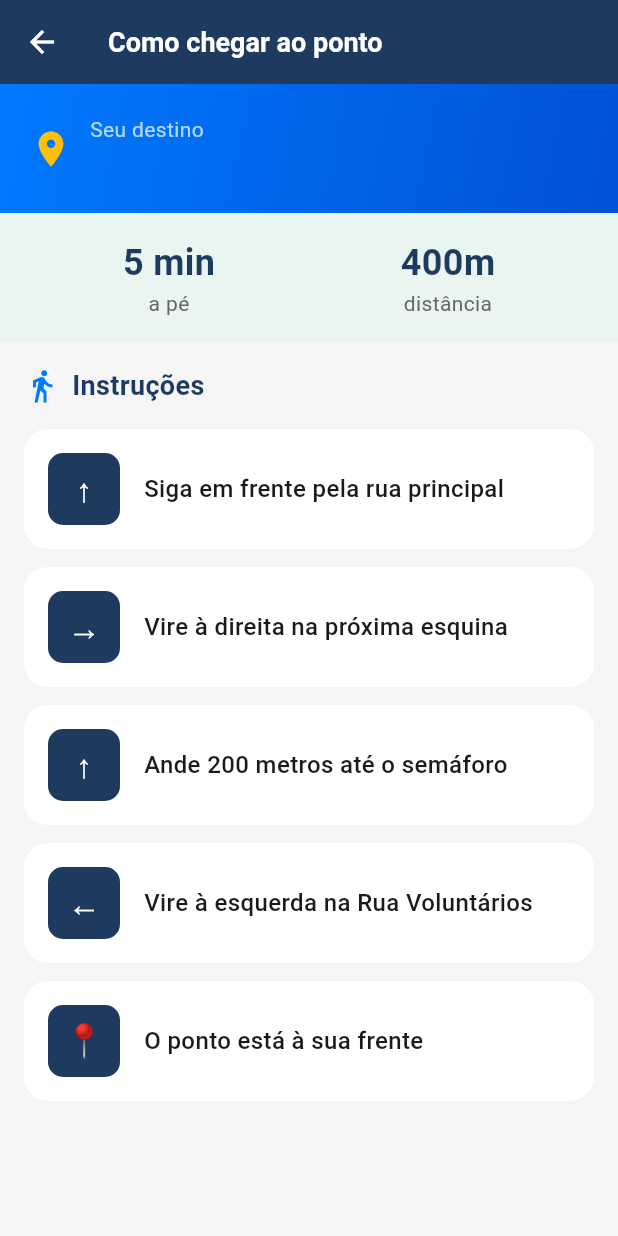
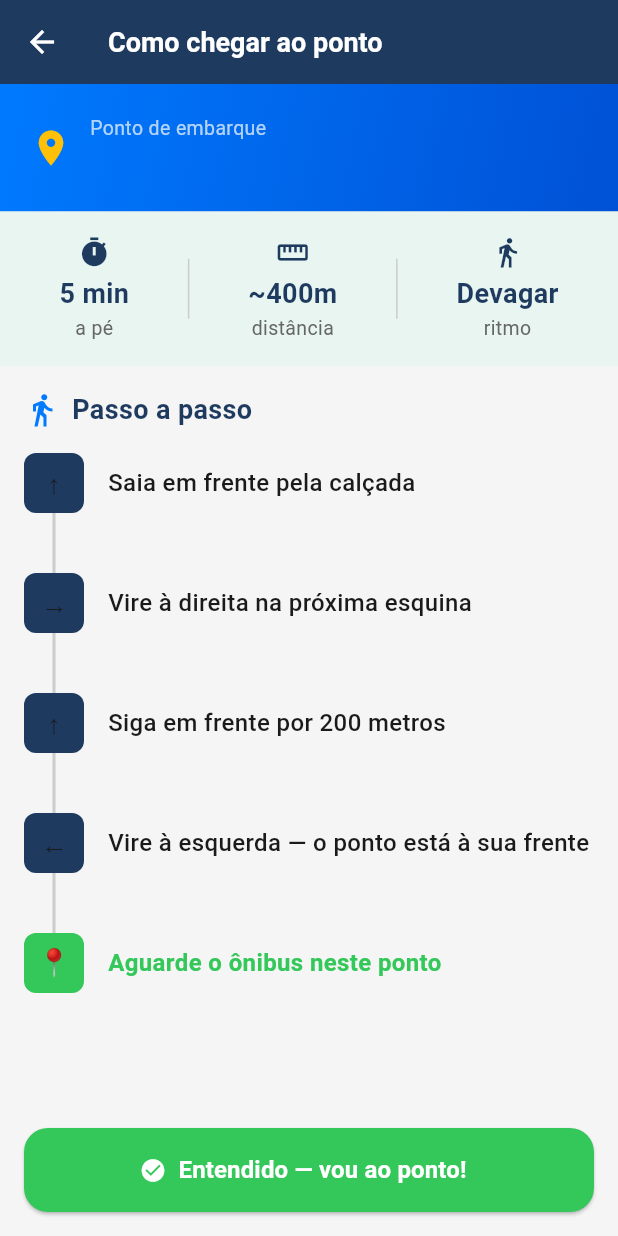
Before and after one commit to agaitecnology/vodibus-app, a Flutter app: the WalkingScreen screen opened directly with empty values, on a phone screen of 412 x 824 dp. Run offline on Flutter 3.47's test engine with Material 3 defaults, Android fonts, the phone set to English and light mode, and no system bars; our stand-ins replace geocoding, geolocator, image_picker, speech_to_text; missing offline and left inert: google_mlkit_text_recognition.

Commit message:
feat: WalkingScreen com dados reais de distancia e tempo

```diff
--- a/03_desenvolvimento/vodibus_app/lib/screens/rota_screen.dart
+++ b/03_desenvolvimento/vodibus_app/lib/screens/rota_screen.dart
@@ -232,6 +232,8 @@ class _RotaScreenState extends State<RotaScreen> {
                             MaterialPageRoute(
                               builder: (_) => WalkingScreen(
                                 destino: rota.paradaEmbarque.stopName,
+                                distanciaMetros: rota.distanciaApeKm * 1000,
+                                tempoMinutos: rota.tempoApeMin,
                               ),
                             ),
                           );
--- a/03_desenvolvimento/vodibus_app/lib/screens/walking_screen.dart
+++ b/03_desenvolvimento/vodibus_app/lib/screens/walking_screen.dart
@@ -3,19 +3,34 @@ import 'package:vodibus_app/theme/app_colors.dart';
 
 class WalkingScreen extends StatelessWidget {
   final String destino;
+  final double? distanciaMetros;
+  final int? tempoMinutos;
+  final List<Map<String, String>>? instrucoes;
 
-  const WalkingScreen({super.key, required this.destino});
+  const WalkingScreen({
+    super.key,
+    required this.destino,
+    this.distanciaMetros,
+    this.tempoMinutos,
+    this.instrucoes,
+  });
 
-  final List<Map<String, String>> _instrucoes = const [
-    {'icone': '↑', 'texto': 'Siga em frente pela rua principal'},
+  List<Map<String, String>> get _instrucoesPadrao => [
+    {'icone': '↑', 'texto': 'Saia em frente pela calçada'},
     {'icone': '→', 'texto': 'Vire à direita na próxima esquina'},
-    {'icone': '↑', 'texto': 'Ande 200 metros até o semáforo'},
-    {'icone': '←', 'texto': 'Vire à esquerda na Rua Voluntários'},
-    {'icone': '📍', 'texto': 'O ponto está à sua frente'},
+    {'icone': '↑', 'texto': 'Siga em frente por 200 metros'},
+    {'icone': '←', 'texto': 'Vire à esquerda — o ponto está à sua frente'},
+    {'icone': '📍', 'texto': 'Aguarde o ônibus neste ponto'},
   ];
 
   @override
   Widget build(BuildContext context) {
+    final listaInstrucoes = instrucoes ?? _instrucoesPadrao;
+    final distancia = distanciaMetros != null
+        ? '${distanciaMetros!.round()}m'
+        : '~400m';
+    final tempo = tempoMinutos ?? 5;
+
     return Scaffold(
       backgroundColor: AppColors.cinzaFundo,
       appBar: AppBar(
@@ -56,8 +71,8 @@ class WalkingScreen extends StatelessWidget {
                     crossAxisAlignment: CrossAxisAlignment.start,
                     children: [
                       const Text(
-                        'Seu destino',
-                        style: TextStyle(color: Colors.white70, fontSize: 14),
+                        'Ponto de embarque',
+                        style: TextStyle(color: Colors.white70, fontSize: 13),
                       ),
                       Text(
                         destino,
@@ -74,57 +89,36 @@ class WalkingScreen extends StatelessWidget {
             ),
           ),
 
-          // Tempo estimado
+          // Tempo e distância
           Container(
             width: double.infinity,
             padding: const EdgeInsets.symmetric(horizontal: 20, vertical: 16),
             color: AppColors.verdeAzulado,
-            child: const Row(
+            child: Row(
               mainAxisAlignment: MainAxisAlignment.spaceAround,
               children: [
-                Column(
-                  children: [
-                    Text(
-                      '5 min',
-                      style: TextStyle(
-                        fontSize: 24,
-                        fontWeight: FontWeight.bold,
-                        color: AppColors.azulEscuro,
+                _itemResumo(
+                  icone: Icons.timer,
+                  valor: '$tempo min',
+                  label: 'a pé',
                 ),
+                Container(width: 1, height: 40, color: AppColors.cinzaClaro),
+                _itemResumo(
+                  icone: Icons.straighten,
+                  valor: distancia,
+                  label: 'distância',
                 ),
-                    Text(
-                      'a pé',
-                      style: TextStyle(
-                        fontSize: 14,
-                        color: AppColors.cinzaTexto,
-                      ),
-                    ),
-                  ],
-                ),
-                Column(
-                  children: [
-                    Text(
-                      '400m',
-                      style: TextStyle(
-                        fontSize: 24,
-                        fontWeight: FontWeight.bold,
-                        color: AppColors.azulEscuro,
-                      ),
-                    ),
-                    Text(
-                      'distância',
-                      style: TextStyle(
-                        fontSize: 14,
-                        color: AppColors.cinzaTexto,
-                      ),
-                    ),
-                  ],
+                Container(width: 1, height: 40, color: AppColors.cinzaClaro),
+                _itemResumo(
+                  icone: Icons.directions_walk,
+                  valor: 'Devagar',
+                  label: 'ritmo',
                 ),
               ],
             ),
           ),
 
-          // Instruções
+          // Instrucoes
           const Padding(
             padding: EdgeInsets.all(16),
             child: Row(
@@ -132,7 +126,7 @@ class WalkingScreen extends StatelessWidget {
                 Icon(Icons.directions_walk, color: AppColors.azulMedio),
                 SizedBox(width: 8),
                 Text(
-                  'Instruções',
+                  'Passo a passo',
                   style: TextStyle(
                     fontSize: 18,
                     fontWeight: FontWeight.bold,
@@ -142,57 +136,121 @@ class WalkingScreen extends StatelessWidget {
               ],
             ),
           ),
+
           Expanded(
             child: ListView.builder(
               padding: const EdgeInsets.symmetric(horizontal: 16),
-              itemCount: _instrucoes.length,
+              itemCount: listaInstrucoes.length,
               itemBuilder: (context, index) {
-                final instrucao = _instrucoes[index];
-                return Container(
-                  margin: const EdgeInsets.only(bottom: 12),
-                  padding: const EdgeInsets.all(16),
-                  decoration: BoxDecoration(
-                    color: AppColors.branco,
-                    borderRadius: BorderRadius.circular(16),
-                  ),
-                  child: Row(
+                final instrucao = listaInstrucoes[index];
+                final ultimo = index == listaInstrucoes.length - 1;
+                return Row(
+                  crossAxisAlignment: CrossAxisAlignment.start,
+                  children: [
+                    // Linha do tempo
+                    Column(
                       children: [
                         Container(
-                        width: 48,
-                        height: 48,
+                          width: 40,
+                          height: 40,
                           decoration: BoxDecoration(
-                          color: AppColors.azulEscuro,
-                          borderRadius: BorderRadius.circular(10),
+                            color: ultimo
+                                ? AppColors.verde
+                                : AppColors.azulEscuro,
+                            borderRadius: BorderRadius.circular(8),
                           ),
                           child: Center(
                             child: Text(
                               instrucao['icone']!,
-                            style: const TextStyle(
-                              fontSize: 22,
-                              color: AppColors.branco,
+                              style: const TextStyle(fontSize: 18),
+                            ),
+                          ),
+                        ),
+                        if (!ultimo)
+                          Container(
+                            width: 2,
+                            height: 40,
+                            color: AppColors.cinzaClaro,
+                          ),
+                      ],
+                    ),
+                    const SizedBox(width: 16),
+                    Expanded(
+                      child: Padding(
+                        padding: const EdgeInsets.only(bottom: 16, top: 8),
+                        child: Text(
+                          instrucao['texto']!,
+                          style: TextStyle(
+                            fontSize: 16,
+                            fontWeight: ultimo
+                                ? FontWeight.bold
+                                : FontWeight.w500,
+                            color: ultimo
+                                ? AppColors.verde
+                                : AppColors.textoPrincipal,
                           ),
                         ),
                       ),
                     ),
-                      const SizedBox(width: 16),
-                      Expanded(
-                        child: Text(
-                          instrucao['texto']!,
-                          style: const TextStyle(
+                  ],
+                );
+              },
+            ),
+          ),
+
+          // Botão iniciar
+          Padding(
+            padding: const EdgeInsets.all(16),
+            child: SizedBox(
+              width: double.infinity,
+              height: 56,
+              child: ElevatedButton.icon(
+                onPressed: () => Navigator.pop(context),
+                style: ElevatedButton.styleFrom(
+                  backgroundColor: AppColors.verde,
+                  shape: RoundedRectangleBorder(
+                    borderRadius: BorderRadius.circular(16),
+                  ),
+                ),
+                icon: const Icon(Icons.check_circle, color: AppColors.branco),
+                label: const Text(
+                  'Entendido — vou ao ponto!',
+                  style: TextStyle(
                     fontSize: 16,
-                            fontWeight: FontWeight.w500,
-                            color: AppColors.textoPrincipal,
+                    fontWeight: FontWeight.bold,
+                    color: AppColors.branco,
+                  ),
+                ),
               ),
             ),
           ),
         ],
       ),
     );
-              },
+  }
+
+  Widget _itemResumo({
+    required IconData icone,
+    required String valor,
+    required String label,
+  }) {
+    return Column(
+      children: [
+        Icon(icone, color: AppColors.azulEscuro, size: 22),
+        const SizedBox(height: 4),
+        Text(
+          valor,
+          style: const TextStyle(
+            fontSize: 18,
+            fontWeight: FontWeight.bold,
+            color: AppColors.azulEscuro,
           ),
         ),
+        Text(
+          label,
+          style: const TextStyle(fontSize: 13, color: AppColors.cinzaTexto),
+        ),
       ],
-      ),
     );
   }
 }
```
Lines whose indentation alone changed are shown as unchanged.
